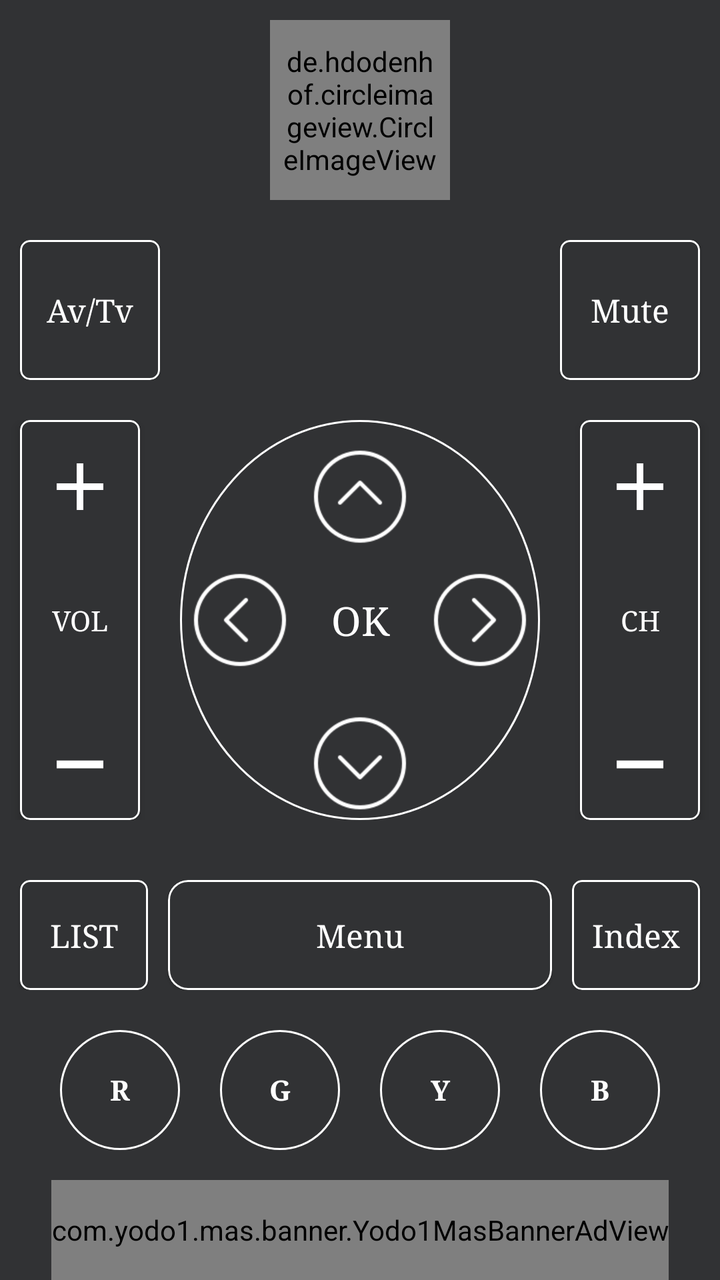
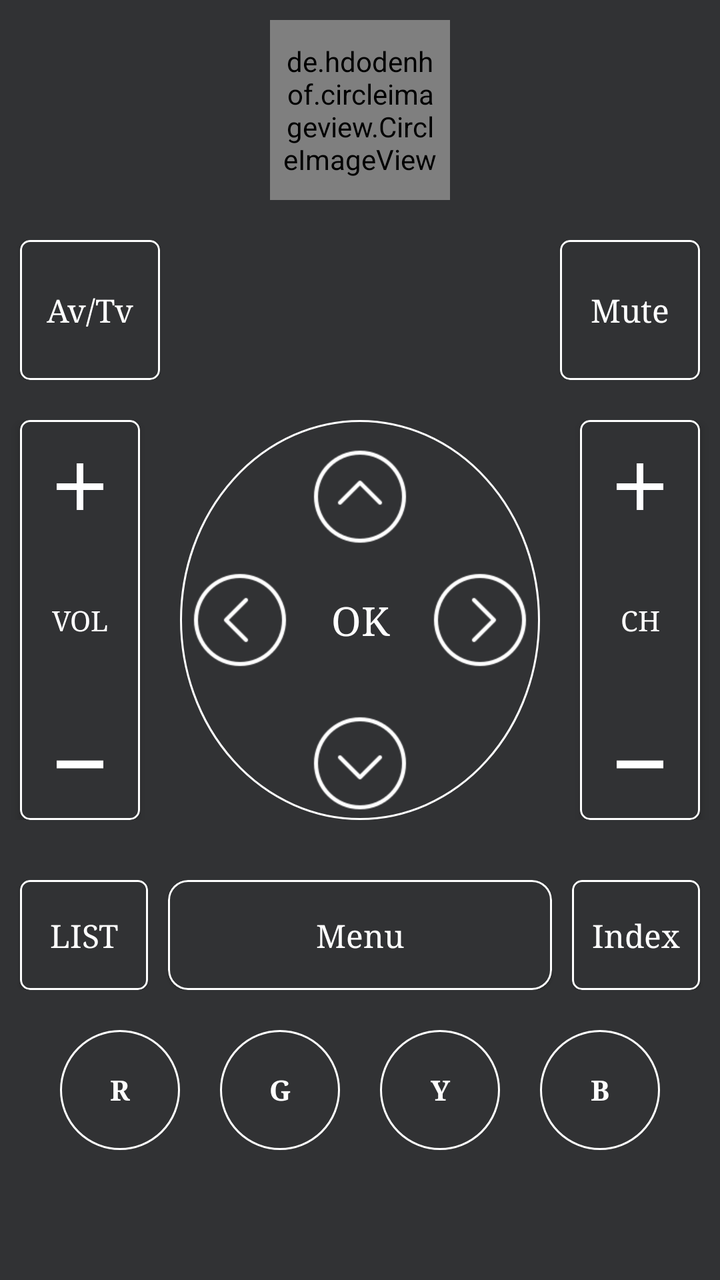

The first picture is an Android layout as it rendered before a commit; the second is the same layout after the commit. The layout source and the unified diff follow.
<!-- AndroidManifest.xml: application theme Theme.LgAndRukoMirror -->
<!-- res/layout/activity_remote_view.xml -->
<?xml version="1.0" encoding="utf-8"?>
<androidx.constraintlayout.widget.ConstraintLayout xmlns:android="http://schemas.android.com/apk/res/android"
    xmlns:app="http://schemas.android.com/apk/res-auto"
    xmlns:tools="http://schemas.android.com/tools"
    android:layout_width="match_parent"
    android:layout_height="match_parent"
    android:background="@color/app_color"
    android:orientation="vertical"
    tools:context=".activities.RemoteViewActivity">


    <ScrollView
        android:layout_width="0dp"
        android:layout_height="0dp"
        app:layout_constraintBottom_toTopOf="@id/bannerView"
        app:layout_constraintEnd_toEndOf="parent"
        app:layout_constraintStart_toStartOf="parent"
        app:layout_constraintTop_toTopOf="parent">


        <LinearLayout
            android:layout_width="match_parent"
            android:layout_height="wrap_content"
            android:orientation="vertical">


            <de.hdodenhof.circleimageview.CircleImageView
                android:id="@+id/power"
                android:layout_width="90dp"
                android:layout_height="90dp"
                android:layout_gravity="center"
                android:layout_marginTop="10dp"
                android:background="@drawable/bg_shape"
                android:onClick="irSend"
                android:padding="5dp"
                android:src="@drawable/ic_power" />

            <LinearLayout
                android:layout_width="match_parent"
                android:layout_height="wrap_content"
                android:layout_marginTop="20dp"
                android:orientation="horizontal"
                android:visibility="gone">

                <com.google.android.material.card.MaterialCardView
                    android:layout_width="0dp"
                    android:layout_height="40dp"
                    android:layout_marginHorizontal="10dp"
                    android:layout_weight="1"
                    app:cardBackgroundColor="#0B51C8"
                    app:cardCornerRadius="5dp">

                    <TextView
                        android:layout_width="match_parent"
                        android:layout_height="match_parent"
                        android:fontFamily="serif"
                        android:gravity="center"
                        android:text="PRIME"
                        android:textColor="@color/white" />

                </com.google.android.material.card.MaterialCardView>

                <com.google.android.material.card.MaterialCardView
                    android:layout_width="0dp"
                    android:layout_height="40dp"
                    android:layout_marginHorizontal="10dp"
                    android:layout_weight="1"
                    app:cardBackgroundColor="#0B92FD"
                    app:cardCornerRadius="5dp">

                    <TextView
                        android:layout_width="match_parent"
                        android:layout_height="match_parent"
                        android:fontFamily="serif"
                        android:gravity="center"
                        android:text="VURDU"
                        android:textColor="@color/white" />

                </com.google.android.material.card.MaterialCardView>

                <com.google.android.material.card.MaterialCardView
                    android:layout_width="0dp"
                    android:layout_height="40dp"
                    android:layout_marginHorizontal="10dp"
                    android:layout_weight="1"
                    app:cardBackgroundColor="@android:color/holo_red_dark"
                    app:cardCornerRadius="5dp">

                    <TextView
                        android:layout_width="match_parent"
                        android:layout_height="match_parent"
                        android:fontFamily="serif"
                        android:gravity="center"
                        android:text="NETFLIX"
                        android:textColor="@color/white" />

                </com.google.android.material.card.MaterialCardView>

                <com.google.android.material.card.MaterialCardView
                    android:layout_width="0dp"
                    android:layout_height="40dp"
                    android:layout_marginHorizontal="10dp"
                    android:layout_weight="1"
                    app:cardBackgroundColor="#C85D0B"
                    app:cardCornerRadius="5dp">

                    <TextView
                        android:layout_width="match_parent"
                        android:layout_height="match_parent"
                        android:fontFamily="serif"
                        android:gravity="center"
                        android:text="MUTE"
                        android:textColor="@color/white" />

                </com.google.android.material.card.MaterialCardView>
            </LinearLayout>

            <LinearLayout
                android:layout_width="match_parent"
                android:layout_height="wrap_content"
                android:layout_marginTop="20dp"
                android:orientation="horizontal"
                android:visibility="gone">

                <com.google.android.material.card.MaterialCardView
                    android:layout_width="0dp"
                    android:layout_height="40dp"
                    android:layout_marginHorizontal="10dp"
                    android:layout_weight="1"
                    app:cardBackgroundColor="@android:color/holo_orange_dark"
                    app:cardCornerRadius="5dp">

                    <TextView
                        android:layout_width="match_parent"
                        android:layout_height="match_parent"
                        android:fontFamily="serif"
                        android:gravity="center"
                        android:text="REDBOX"
                        android:textColor="@color/white" />

                </com.google.android.material.card.MaterialCardView>

                <com.google.android.material.card.MaterialCardView
                    android:layout_width="0dp"
                    android:layout_height="40dp"
                    android:layout_marginHorizontal="10dp"
                    android:layout_weight="1"
                    app:cardBackgroundColor="@android:color/white"
                    app:cardCornerRadius="5dp">

                    <TextView
                        android:layout_width="match_parent"
                        android:layout_height="match_parent"
                        android:fontFamily="serif"
                        android:gravity="center"
                        android:text="HULU"
                        android:textColor="@color/black" />

                </com.google.android.material.card.MaterialCardView>

                <com.google.android.material.card.MaterialCardView
                    android:layout_width="0dp"
                    android:layout_height="40dp"
                    android:layout_marginHorizontal="10dp"
                    android:layout_weight="1"
                    app:cardBackgroundColor="#ED53EA"
                    app:cardCornerRadius="5dp">

                    <TextView
                        android:layout_width="match_parent"
                        android:layout_height="match_parent"
                        android:fontFamily="serif"
                        android:gravity="center"
                        android:text="XUMO"
                        android:textColor="@color/white" />

                </com.google.android.material.card.MaterialCardView>

            </LinearLayout>


            <FrameLayout
                android:layout_width="match_parent"
                android:layout_height="70dp"
                android:layout_marginTop="20dp">

                <com.google.android.material.card.MaterialCardView
                    android:layout_width="70dp"
                    android:layout_height="match_parent"
                    android:layout_gravity="start"
                    android:layout_marginStart="10dp"
                    app:cardBackgroundColor="@color/app_color"
                    app:cardCornerRadius="5dp"
                    app:strokeColor="@color/white"
                    app:strokeWidth="1dp">

                    <TextView
                        android:id="@+id/btn_av"
                        android:layout_width="match_parent"
                        android:layout_height="match_parent"
                        android:fontFamily="serif"
                        android:gravity="center"
                        android:onClick="irSend"
                        android:text="Av/Tv"
                        android:textColor="@color/white"
                        android:textSize="16sp" />


                </com.google.android.material.card.MaterialCardView>

                <com.google.android.material.card.MaterialCardView
                    android:layout_width="70dp"
                    android:layout_height="match_parent"
                    android:layout_gravity="center"
                    android:visibility="invisible"
                    app:cardBackgroundColor="@color/app_color"
                    app:cardCornerRadius="5dp"
                    app:strokeColor="@color/white"
                    app:strokeWidth="1dp">

                    <ImageView
                        android:layout_width="match_parent"
                        android:layout_height="match_parent"
                        android:padding="5dp"
                        android:src="@drawable/ic_baseline_home_24" />
                </com.google.android.material.card.MaterialCardView>

                <com.google.android.material.card.MaterialCardView
                    android:layout_width="70dp"
                    android:layout_height="match_parent"
                    android:layout_gravity="end"
                    android:layout_marginEnd="10dp"
                    app:cardBackgroundColor="@color/app_color"
                    app:cardCornerRadius="5dp"
                    app:strokeColor="@color/white"
                    app:strokeWidth="1dp">

                    <TextView
                        android:id="@+id/mute"
                        android:layout_width="match_parent"
                        android:layout_height="match_parent"
                        android:fontFamily="serif"
                        android:gravity="center"
                        android:onClick="irSend"
                        android:text="Mute"
                        android:textColor="@color/white"
                        android:textSize="16sp" />


                </com.google.android.material.card.MaterialCardView>
            </FrameLayout>

            <LinearLayout
                android:layout_width="match_parent"
                android:layout_height="wrap_content"
                android:layout_marginTop="20dp"
                android:orientation="horizontal">

                <com.google.android.material.card.MaterialCardView
                    android:layout_width="0dp"
                    android:layout_height="200dp"
                    android:layout_marginHorizontal="10dp"
                    android:layout_weight="2"
                    app:cardBackgroundColor="@color/app_color"
                    app:cardCornerRadius="5dp"
                    app:cardElevation="3dp"
                    app:strokeColor="@color/white"
                    app:strokeWidth="1dp">

                    <LinearLayout
                        android:layout_width="match_parent"
                        android:layout_height="match_parent"
                        android:orientation="vertical">

                        <ImageView
                            android:id="@+id/volup"
                            android:layout_width="match_parent"
                            android:layout_height="0dp"
                            android:layout_weight="1"
                            android:onClick="irSend"
                            android:padding="10dp"
                            android:src="@drawable/ic_plus" />

                        <TextView
                            android:layout_width="match_parent"
                            android:layout_height="0dp"
                            android:layout_weight="1"
                            android:fontFamily="serif"
                            android:gravity="center"
                            android:text="VOL"
                            android:textColor="@color/white" />

                        <ImageView
                            android:id="@+id/voldown"
                            android:layout_width="match_parent"
                            android:layout_height="0dp"
                            android:layout_weight="1"
                            android:onClick="irSend"
                            android:paddingBottom="20dp"
                            android:src="@drawable/ic_minus" />
                    </LinearLayout>

                </com.google.android.material.card.MaterialCardView>

                <LinearLayout
                    android:layout_width="0dp"
                    android:layout_height="200dp"
                    android:layout_marginHorizontal="10dp"
                    android:layout_weight="6"
                    android:background="@drawable/bg_shape"
                    android:orientation="vertical">

                    <LinearLayout
                        android:layout_width="match_parent"
                        android:layout_height="0dp"
                        android:layout_weight="1"
                        android:gravity="center"
                        android:orientation="horizontal">

                        <ImageView
                            android:id="@+id/button_up"
                            android:layout_width="wrap_content"
                            android:layout_height="50dp"
                            android:layout_marginTop="5dp"
                            android:onClick="irSend"
                            android:src="@drawable/ic_arrow" />

                    </LinearLayout>

                    <LinearLayout
                        android:layout_width="match_parent"
                        android:layout_height="0dp"
                        android:layout_weight="1"
                        android:orientation="horizontal">

                        <ImageView
                            android:id="@+id/button_left"
                            android:layout_width="0dp"
                            android:layout_height="50dp"
                            android:layout_gravity="center"
                            android:layout_weight="1"
                            android:onClick="irSend"
                            android:rotation="-90"
                            android:src="@drawable/ic_arrow" />

                        <TextView
                            android:id="@+id/button_ok"
                            android:layout_width="0dp"
                            android:layout_height="match_parent"
                            android:layout_weight="1"
                            android:fontFamily="serif"
                            android:gravity="center"
                            android:onClick="irSend"
                            android:text="OK"
                            android:textColor="@color/white"
                            android:textSize="20sp" />

                        <ImageView
                            android:id="@+id/button_right"
                            android:layout_width="0dp"
                            android:layout_height="50dp"
                            android:layout_gravity="center"
                            android:layout_weight="1"
                            android:onClick="irSend"
                            android:rotation="90"
                            android:src="@drawable/ic_arrow" />
                    </LinearLayout>

                    <LinearLayout
                        android:layout_width="match_parent"
                        android:layout_height="0dp"
                        android:layout_weight="1"
                        android:gravity="center"
                        android:orientation="horizontal">

                        <ImageView
                            android:id="@+id/button_down"
                            android:layout_width="wrap_content"
                            android:layout_height="50dp"
                            android:layout_marginTop="5dp"
                            android:onClick="irSend"

                            android:rotation="180"
                            android:src="@drawable/ic_arrow" />

                    </LinearLayout>


                </LinearLayout>

                <com.google.android.material.card.MaterialCardView
                    android:layout_width="0dp"
                    android:layout_height="200dp"
                    android:layout_marginHorizontal="10dp"
                    android:layout_weight="2"
                    app:cardBackgroundColor="@color/app_color"
                    app:cardCornerRadius="5dp"
                    app:cardElevation="3dp"
                    app:strokeColor="@color/white"
                    app:strokeWidth="1dp">

                    <LinearLayout
                        android:layout_width="match_parent"
                        android:layout_height="match_parent"
                        android:orientation="vertical">

                        <ImageView
                            android:id="@+id/chanel_up"
                            android:layout_width="match_parent"
                            android:layout_height="0dp"
                            android:layout_weight="1"
                            android:onClick="irSend"
                            android:padding="10dp"
                            android:src="@drawable/ic_plus" />

                        <TextView
                            android:layout_width="match_parent"
                            android:layout_height="0dp"
                            android:layout_weight="1"
                            android:fontFamily="serif"
                            android:gravity="center"
                            android:text="CH"
                            android:textColor="@color/white" />

                        <ImageView
                            android:id="@+id/chanel_down"
                            android:layout_width="match_parent"
                            android:layout_height="0dp"
                            android:layout_weight="1"
                            android:onClick="irSend"
                            android:paddingBottom="20dp"
                            android:src="@drawable/ic_minus" />
                    </LinearLayout>

                </com.google.android.material.card.MaterialCardView>

            </LinearLayout>


            <LinearLayout
                android:layout_width="match_parent"
                android:layout_height="55dp"
                android:layout_marginTop="30dp"
                android:orientation="horizontal">

                <com.google.android.material.card.MaterialCardView
                    android:layout_width="0dp"
                    android:layout_height="match_parent"
                    android:layout_gravity="start"

                    android:layout_marginStart="10dp"
                    android:layout_weight="2"
                    app:cardBackgroundColor="@color/app_color"
                    app:cardCornerRadius="5dp"
                    app:strokeColor="@color/white"
                    app:strokeWidth="1dp">

                    <TextView
                        android:id="@+id/chanel_list"
                        android:layout_width="match_parent"
                        android:layout_height="match_parent"
                        android:fontFamily="serif"
                        android:gravity="center"
                        android:onClick="irSend"
                        android:text="LIST"
                        android:textColor="@color/white"
                        android:textSize="16sp" />
                </com.google.android.material.card.MaterialCardView>

                <com.google.android.material.card.MaterialCardView
                    android:layout_width="0dp"
                    android:layout_height="match_parent"
                    android:layout_gravity="center"
                    android:layout_marginHorizontal="10dp"
                    android:layout_weight="6"
                    app:cardBackgroundColor="@color/app_color"
                    app:cardCornerRadius="10dp"
                    app:strokeColor="@color/white"
                    app:strokeWidth="1dp">

                    
                    
                    
                    

                    
                    
                    
                    
                    
                    

                    
                    
                    
                    
                    

                    
                    
                    
                    
                    
                    

                    <TextView
                        android:id="@+id/menu"
                        android:layout_width="match_parent"
                        android:layout_height="match_parent"
                        android:fontFamily="serif"
                        android:gravity="center"
                        android:onClick="irSend"
                        android:text="Menu"
                        android:textColor="@color/white"
                        android:textSize="16sp" />


                </com.google.android.material.card.MaterialCardView>

                <com.google.android.material.card.MaterialCardView
                    android:layout_width="0dp"
                    android:layout_height="match_parent"
                    android:layout_gravity="end"
                    android:layout_marginEnd="10dp"
                    android:layout_weight="2"
                    app:cardBackgroundColor="@color/app_color"
                    app:cardCornerRadius="5dp"
                    app:strokeColor="@color/white"
                    app:strokeWidth="1dp">

                    <TextView
                        android:id="@+id/index"
                        android:layout_width="match_parent"
                        android:layout_height="match_parent"
                        android:fontFamily="serif"
                        android:gravity="center"
                        android:onClick="irSend"
                        android:text="Index"
                        android:textColor="@color/white"
                        android:textSize="16sp" />

                </com.google.android.material.card.MaterialCardView>
            </LinearLayout>

            <LinearLayout
                android:layout_width="match_parent"
                android:layout_height="60dp"
                android:layout_marginHorizontal="20dp"
                android:layout_marginTop="20dp"
                android:orientation="horizontal">

                <LinearLayout
                    android:id="@+id/r_buttton"
                    android:layout_width="0dp"
                    android:layout_height="match_parent"
                    android:layout_marginHorizontal="10dp"
                    android:layout_weight="1"
                    android:onClick="irSend"
                    android:orientation="vertical">

                    <TextView
                        android:layout_width="match_parent"
                        android:layout_height="match_parent"
                        android:background="@drawable/bg_shape"
                        android:fontFamily="serif"
                        android:gravity="center"
                        android:text="R"
                        android:textAllCaps="false"
                        android:textColor="@color/white"
                        android:textStyle="bold" />


                </LinearLayout>

                <LinearLayout
                    android:id="@+id/g_buttton"
                    android:layout_width="0dp"
                    android:layout_height="match_parent"
                    android:layout_marginHorizontal="10dp"
                    android:layout_weight="1"
                    android:onClick="irSend"
                    android:orientation="vertical">

                    <TextView
                        android:layout_width="match_parent"
                        android:layout_height="match_parent"
                        android:background="@drawable/bg_shape"
                        android:fontFamily="serif"
                        android:gravity="center"
                        android:text="G"
                        android:textAllCaps="false"
                        android:textColor="@color/white"
                        android:textStyle="bold" />


                </LinearLayout>

                <LinearLayout
                    android:id="@+id/y_buttton"
                    android:layout_width="0dp"
                    android:layout_height="match_parent"
                    android:layout_marginHorizontal="10dp"
                    android:layout_weight="1"
                    android:onClick="irSend"
                    android:orientation="vertical">

                    <TextView
                        android:layout_width="match_parent"
                        android:layout_height="match_parent"
                        android:background="@drawable/bg_shape"
                        android:fontFamily="serif"
                        android:gravity="center"
                        android:text="Y"
                        android:textAllCaps="false"
                        android:textColor="@color/white"
                        android:textStyle="bold" />


                </LinearLayout>

                <LinearLayout
                    android:id="@+id/b_buttton"
                    android:layout_width="0dp"
                    android:layout_height="match_parent"
                    android:layout_marginHorizontal="10dp"
                    android:layout_weight="1"
                    android:onClick="irSend"
                    android:orientation="vertical">

                    <TextView
                        android:layout_width="match_parent"
                        android:layout_height="match_parent"
                        android:background="@drawable/bg_shape"
                        android:fontFamily="serif"
                        android:gravity="center"
                        android:text="B"
                        android:textAllCaps="false"
                        android:textColor="@color/white"
                        android:textStyle="bold" />


                </LinearLayout>


            </LinearLayout>


            <LinearLayout
                android:layout_width="match_parent"
                android:layout_height="60dp"
                android:layout_marginTop="20dp"
                android:orientation="horizontal"
                android:visibility="gone">

                <com.google.android.material.button.MaterialButton
                    android:layout_width="0dp"
                    android:layout_height="match_parent"
                    android:layout_marginHorizontal="10dp"
                    android:layout_weight="1"
                    android:backgroundTint="@android:color/holo_red_light"
                    android:fontFamily="serif"
                    android:gravity="center"
                    android:text="YOUTUBE">

                </com.google.android.material.button.MaterialButton>

                <com.google.android.material.button.MaterialButton
                    android:layout_width="0dp"
                    android:layout_height="match_parent"
                    android:layout_marginHorizontal="10dp"
                    android:layout_weight="1"
                    android:backgroundTint="@android:color/holo_blue_bright"
                    android:fontFamily="serif"
                    android:gravity="center"
                    android:text="WATCHFREE">

                </com.google.android.material.button.MaterialButton>
            </LinearLayout>


        </LinearLayout>

    </ScrollView>


    <com.yodo1.mas.banner.Yodo1MasBannerAdView
        xmlns:masads="http://schemas.android.com/apk/res-auto"
        android:id="@+id/bannerView"
        android:layout_width="wrap_content"
        android:layout_height="50dp"
        masads:adSize="Banner"
        app:layout_constraintBottom_toBottomOf="parent"
        app:layout_constraintEnd_toEndOf="parent"
        app:layout_constraintStart_toStartOf="parent" />


</androidx.constraintlayout.widget.ConstraintLayout>
<!-- resources referenced by this layout -->
<resources>
  <color name="app_color">#313234</color>
  <color name="black">#FF000000</color>
  <color name="white">#FFFFFFFF</color>
  <!-- drawable bg_shape (drawable) -->
  <?xml version="1.0" encoding="utf-8"?>
  <shape xmlns:android="http://schemas.android.com/apk/res/android"
      android:shape="oval">
      <corners android:radius="20dp" />
      <solid android:color="@color/app_color" />
      <stroke android:color="@color/white"
          android:width="1dp"/>
  </shape>
  <!-- drawable ic_arrow: webp bitmap (drawable, 1554 bytes) -->
  <!-- drawable ic_baseline_home_24 (drawable) -->
  <vector android:height="24dp" android:tint="#FFFFFF"
      android:viewportHeight="24" android:viewportWidth="24"
      android:width="24dp" xmlns:android="http://schemas.android.com/apk/res/android">
      <path android:fillColor="@android:color/white" android:pathData="M10,20v-6h4v6h5v-8h3L12,3 2,12h3v8z"/>
  </vector>
  <!-- drawable ic_minus (drawable) -->
  <vector android:height="24dp" android:tint="@color/white"
      android:viewportHeight="24" android:viewportWidth="24"
      android:width="24dp" xmlns:android="http://schemas.android.com/apk/res/android">
      <path android:fillColor="@android:color/white" android:pathData="M6,19h12v2H6z"/>
  </vector>
  <!-- drawable ic_plus (drawable) -->
  <vector android:height="24dp" android:tint="@color/white"
      android:viewportHeight="24" android:viewportWidth="24"
      android:width="24dp" xmlns:android="http://schemas.android.com/apk/res/android">
      <path android:fillColor="@android:color/white" android:pathData="M19,13h-6v6h-2v-6H5v-2h6V5h2v6h6v2z"/>
  </vector>
  <!-- drawable ic_power (drawable) -->
  <vector android:height="30dp" android:tint="@color/white"
      android:viewportHeight="24" android:viewportWidth="24"
      android:width="30dp" xmlns:android="http://schemas.android.com/apk/res/android">
      <path android:fillColor="@android:color/white" android:pathData="M12,3c-0.55,0 -1,0.45 -1,1v8c0,0.55 0.45,1 1,1s1,-0.45 1,-1L13,4c0,-0.55 -0.45,-1 -1,-1zM17.14,5.86c-0.39,0.39 -0.38,1 -0.01,1.39 1.13,1.2 1.83,2.8 1.87,4.57 0.09,3.83 -3.08,7.13 -6.91,7.17C8.18,19.05 5,15.9 5,12c0,-1.84 0.71,-3.51 1.87,-4.76 0.37,-0.39 0.37,-1 -0.01,-1.38 -0.4,-0.4 -1.05,-0.39 -1.43,0.02C3.98,7.42 3.07,9.47 3,11.74c-0.14,4.88 3.83,9.1 8.71,9.25 5.1,0.16 9.29,-3.93 9.29,-9 0,-2.37 -0.92,-4.51 -2.42,-6.11 -0.38,-0.41 -1.04,-0.42 -1.44,-0.02z"/>
  </vector>
  <style name="Theme.LgAndRukoMirror" parent="Theme.MaterialComponents.DayNight.NoActionBar">
          
          <item name="colorPrimary">@color/purple_500</item>
          <item name="colorPrimaryVariant">@color/purple_700</item>
          <item name="colorOnPrimary">@color/white</item>
          
          <item name="colorSecondary">@color/teal_200</item>
          <item name="colorSecondaryVariant">@color/teal_700</item>
          <item name="colorOnSecondary">@color/black</item>
          
          <item name="android:statusBarColor">?attr/colorPrimaryVariant</item>
          
      </style>
  <color name="purple_500">#000000</color>
  <color name="purple_700">#000000</color>
  <color name="teal_200">#FF03DAC5</color>
  <color name="teal_700">#FF018786</color>
</resources>

<!-- the commit's change to res/layout/activity_remote_view.xml (unified diff, before → after) -->
@@ -12,7 +12,7 @@
     <ScrollView
         android:layout_width="0dp"
         android:layout_height="0dp"
-        app:layout_constraintBottom_toTopOf="@id/bannerView"
+        app:layout_constraintBottom_toBottomOf="parent"
         app:layout_constraintEnd_toEndOf="parent"
         app:layout_constraintStart_toStartOf="parent"
         app:layout_constraintTop_toTopOf="parent">
@@ -683,15 +683,4 @@
     </ScrollView>
 
 
-    <com.yodo1.mas.banner.Yodo1MasBannerAdView
-        xmlns:masads="http://schemas.android.com/apk/res-auto"
-        android:id="@+id/bannerView"
-        android:layout_width="wrap_content"
-        android:layout_height="50dp"
-        masads:adSize="Banner"
-        app:layout_constraintBottom_toBottomOf="parent"
-        app:layout_constraintEnd_toEndOf="parent"
-        app:layout_constraintStart_toStartOf="parent" />
-
-
 </androidx.constraintlayout.widget.ConstraintLayout>
